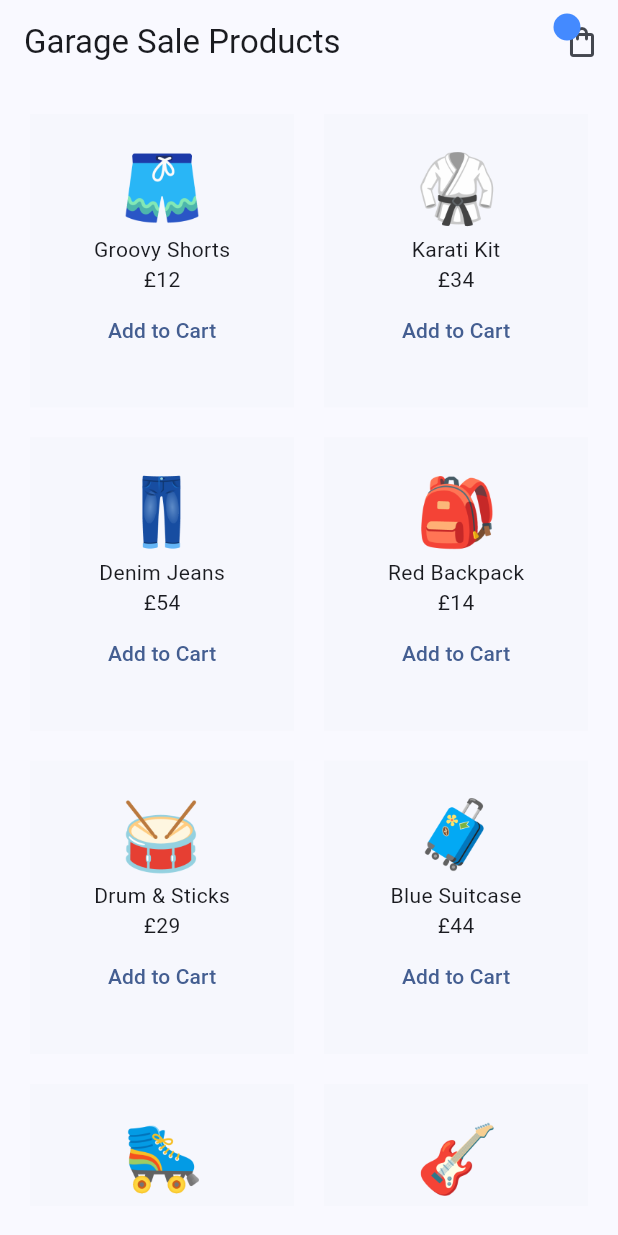
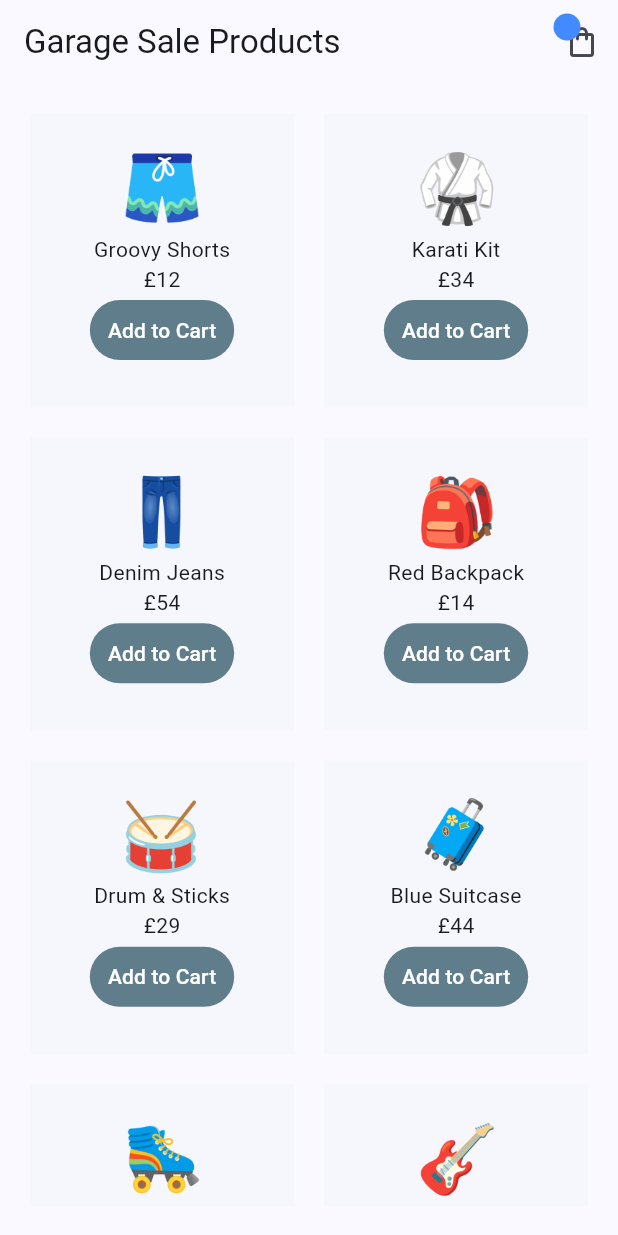
Before and after one commit to tertiussc/flutter_riverpod, a Flutter app: the screen it shows after launch, on a phone screen of 412 x 824 dp. Run offline on Flutter 3.47's test engine with Material 3 defaults, Android fonts, the phone set to English and light mode, and no system bars; our stand-ins replace flutter_riverpod, riverpod_annotation; generated files the repository leaves out were written again.

Commit message:
Added button style

```diff
--- a/lib/screens/home/home_screen.dart
+++ b/lib/screens/home/home_screen.dart
@@ -47,6 +47,7 @@ class HomeScreen extends ConsumerWidget {
                       onPressed: () {
                         ref.read(cartProvider.notifier).addProduct(allProducts[index]);
                       },
+                      style: TextButton.styleFrom(backgroundColor: Colors.blueGrey, foregroundColor: Colors.white),
                       child: const Text('Add to Cart'),
                     ),
                 ],
```
